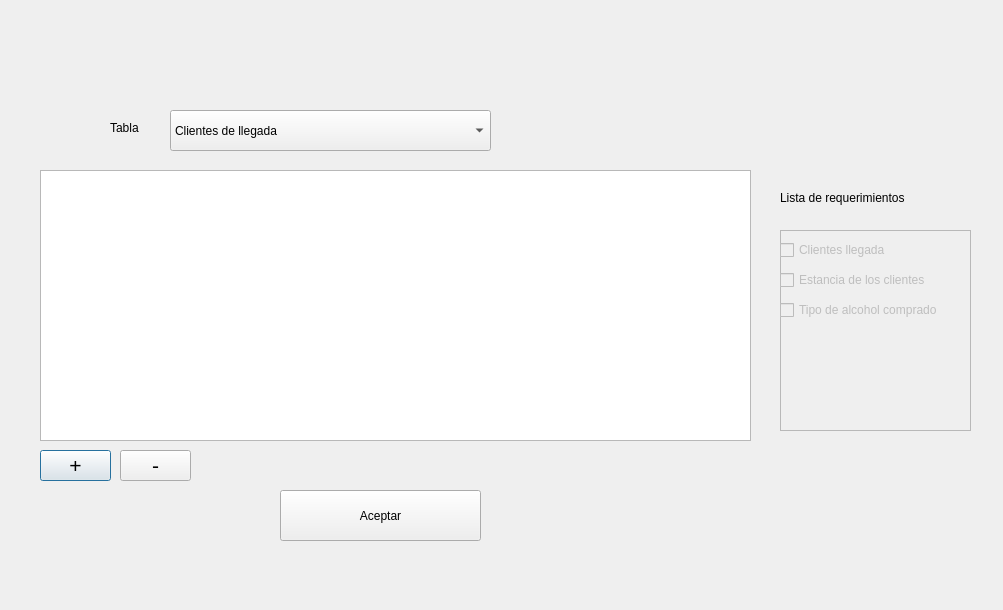
The window that interfaces/ventana_ventas/Ingreso_datos_ventas.ui (EscuelaProyectosPOO/simulacion) describes before a commit, drawn with Qt 5.
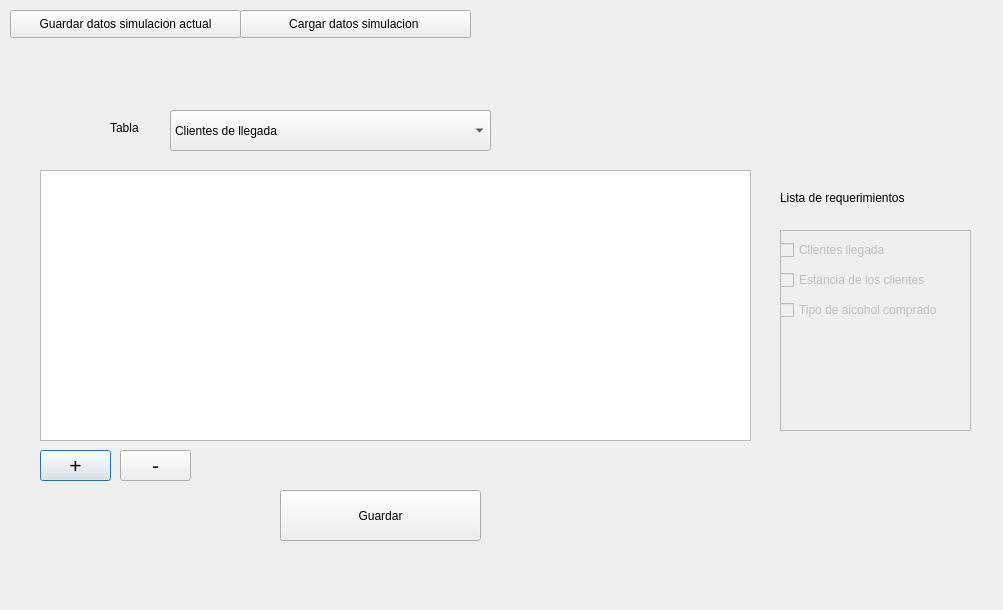
The same window after the commit.

Commit message: conexion de ventanas produccion, ventas a los files, y creacion de el paquete templates

The edit to the form file:
```diff
--- a/interfaces/ventana_ventas/Ingreso_datos_ventas.ui
+++ b/interfaces/ventana_ventas/Ingreso_datos_ventas.ui
@@ -102,7 +102,7 @@
     </rect>
    </property>
    <property name="text">
-    <string>Aceptar</string>
+    <string>Guardar</string>
    </property>
   </widget>
   <widget class="QFrame" name="requisitos_frame">
@@ -187,6 +187,32 @@
     <string>-</string>
    </property>
   </widget>
+  <widget class="QPushButton" name="btncargar">
+   <property name="geometry">
+    <rect>
+     <x>240</x>
+     <y>10</y>
+     <width>231</width>
+     <height>28</height>
+    </rect>
+   </property>
+   <property name="text">
+    <string>Cargar datos simulacion </string>
+   </property>
+  </widget>
+  <widget class="QPushButton" name="btndatos">
+   <property name="geometry">
+    <rect>
+     <x>10</x>
+     <y>10</y>
+     <width>231</width>
+     <height>28</height>
+    </rect>
+   </property>
+   <property name="text">
+    <string>Guardar datos simulacion actual</string>
+   </property>
+  </widget>
  </widget>
  <resources/>
  <connections/>
```
Left out of the diff: 2 changed lines with no effect on the pictures. The commit also changes 10 other files.
